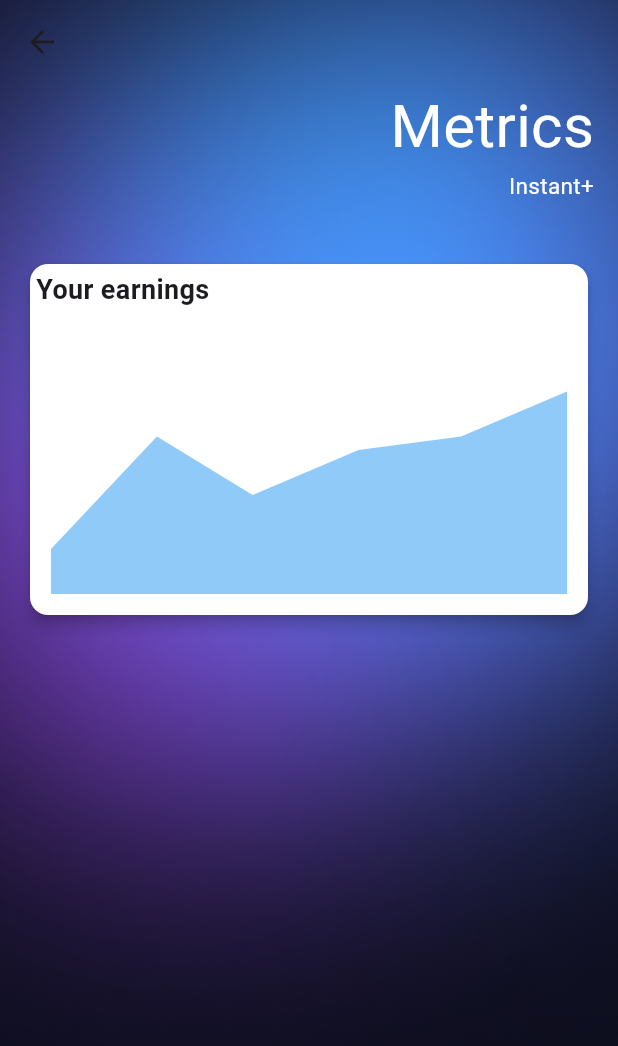
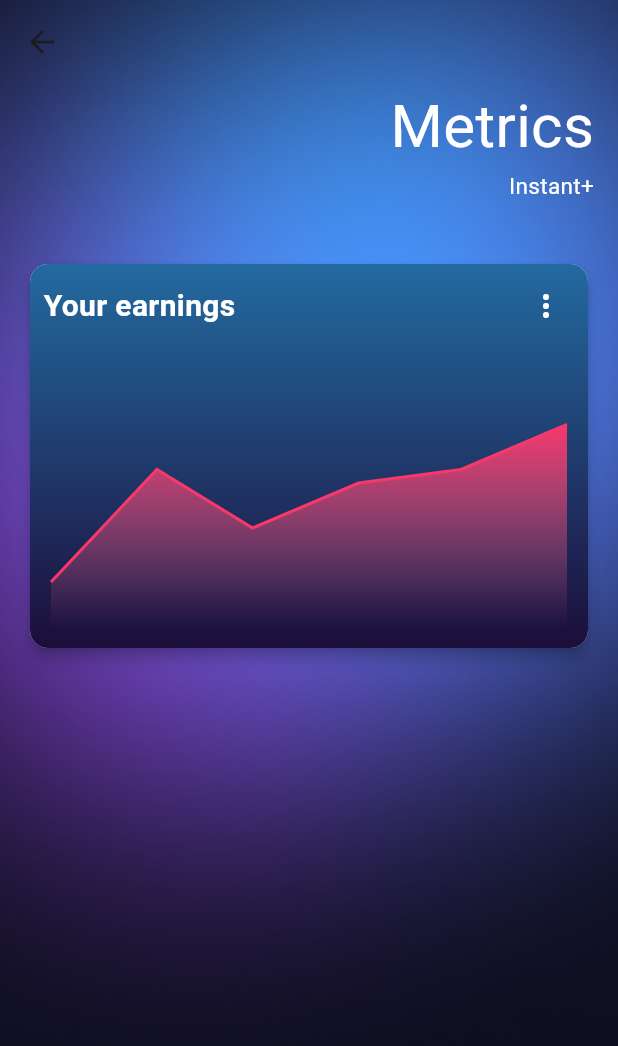
Before and after one commit to Arujan619/Instant-, a Flutter app: the MetricsMain screen opened directly, on a phone screen of 412 x 824 dp. Shown: the top 1046 px of the screen. Run offline on Flutter 3.47's test engine with Material 3 defaults, Android fonts, the phone set to English and light mode, and no system bars; our stand-ins replace firebase_auth, firebase_core, fl_chart, google_sign_in, syncfusion_flutter_charts; missing offline and left inert: social_media_buttons; accounts and stored records are empty; Roboto replaces fonts that are missing (Poppins).

Commit message:
Metrics fixed overal-chart

```diff
--- a/MobileProject/lib/MetricsPage/metrics-main.dart
+++ b/MobileProject/lib/MetricsPage/metrics-main.dart
@@ -1,6 +1,7 @@
 import 'package:flutter/material.dart';
 import 'package:syncfusion_flutter_charts/charts.dart';
 import 'overall-chart.dart';
+import 'vaults-chart.dart';
 
 /*
     Description:
--- a/MobileProject/lib/MetricsPage/overall-chart.dart
+++ b/MobileProject/lib/MetricsPage/overall-chart.dart
@@ -25,18 +25,46 @@ Widget buildFloatingCard({required String title, required Widget child}) {
     shape: RoundedRectangleBorder(
       borderRadius: BorderRadius.circular(12),
     ),
-    color: Colors.white,
+    child: Container(
+      decoration: const BoxDecoration(
+        gradient: LinearGradient(
+          colors: [Color(0xFF236AA0), Color(0xFF1C0D3A)],
+          begin: Alignment.topCenter,
+          end: Alignment.bottomCenter,
+        ),
+        borderRadius: BorderRadius.all(Radius.circular(12)),
+      ),
       child: Padding(
         padding: const EdgeInsets.all(4.0),
         child: Column(
           crossAxisAlignment: CrossAxisAlignment.start,
           children: [
-          Text(
+            Row(
+              mainAxisAlignment: MainAxisAlignment.spaceBetween,
+              children: [
+                Padding(
+                  padding: const EdgeInsets.only(left: 5.0),
+                  child: Text(
                     title,
-            style: const TextStyle(fontSize: 18, fontWeight: FontWeight.bold),
+                    style: const TextStyle(
+                      fontSize: 20,
+                      fontWeight: FontWeight.bold,
+                      color: Colors.white,
+                      fontFamily: 'Poppins',
+                    ),
+                  ),
+                ),
+                IconButton(
+                  icon: const Icon(Icons.more_vert, color: Colors.white),
+                  onPressed: () {
+                    // Add your onPressed code here!
+                  },
+                ),
+              ],
             ),
             SizedBox(height: 200, child: child), // Set a fixed height for charts
           ],
+        ),
       ),
     ),
   );
@@ -61,7 +89,16 @@ Widget buildAreaChart(List<SavingsData> data) {
         dataSource: data,
         xValueMapper: (SavingsData data, _) => data.date,
         yValueMapper: (SavingsData data, _) => data.amount,
-        color: Colors.blue.withOpacity(0.5), // Custom color with transparency
+        borderColor: const Color(0xFFF6386B),
+        borderWidth: 2,
+        gradient: const LinearGradient(
+          colors: [
+            Color(0xFFF6386B),
+            Color(0xDA6185),
+          ],
+          begin: Alignment.topCenter,
+          end: Alignment.bottomCenter,
+        ),
       ),
     ],
   );
```
Also changed, not shown: MobileProject/lib/MetricsPage/vaults-chart.dart (added). Lines whose indentation alone changed are shown as unchanged.
